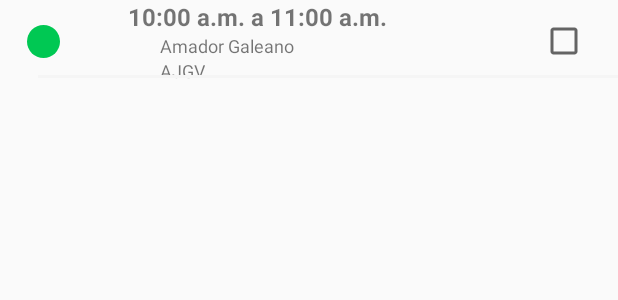
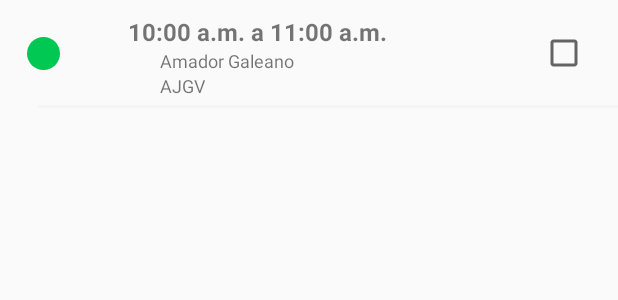
Before and after one commit to galeanov/tucanchape, an Android app: the layout item_horario_reserva.xml on its own in the app's theme, with its tools: preview values and no code run, on a phone screen of 412 x 824 dp. Shown: the top 300 px of the screen. Run offline under Robolectric (Android 15) with nearby library versions, the phone set to English and light mode, and no system bars.

Commit message:
casi listo

```diff
--- a/app/src/main/java/com/example/amador/tucanchape/adapter/CanchaReservaAdapter.java
+++ b/app/src/main/java/com/example/amador/tucanchape/adapter/CanchaReservaAdapter.java
@@ -41,8 +41,8 @@ public class CanchaReservaAdapter extends RecyclerView.Adapter<CanchaReservaAdap
         public ViewHolder(final View itemView) {
             super(itemView);
             canchaName = itemView.findViewById(R.id.cancha_name);
-            precioD = itemView.findViewById(R.id.cancha_precioD);
-            precioN = itemView.findViewById(R.id.cancha_precioN);
+            precioD = itemView.findViewById(R.id.canchaD);
+            precioN = itemView.findViewById(R.id.canchaN);
             canchaTipo = itemView.findViewById(R.id.cancha_tipo);
             itemView.setOnClickListener(new View.OnClickListener() {
                 @Override
--- a/app/src/main/java/com/example/amador/tucanchape/adapter/HorarioReservaAdapter.java
+++ b/app/src/main/java/com/example/amador/tucanchape/adapter/HorarioReservaAdapter.java
@@ -85,7 +85,6 @@ public class HorarioReservaAdapter extends RecyclerView.Adapter<HorarioReservaAd
         holder.sw_status.setChecked(false);
         holder.sw_status.setVisibility(visible?View.VISIBLE:View.GONE);
         holder.usuario_name.setVisibility(View.GONE);
-        holder.siglas_name.setVisibility(View.GONE);
 
         if(item.getReservas()!=null) {
             for (Reserva reserva : item.getReservas()) {
@@ -93,9 +92,7 @@ public class HorarioReservaAdapter extends RecyclerView.Adapter<HorarioReservaAd
                     holder.icon_status.setBackground(ctx.getDrawable(R.drawable.shape_disabled));
                     holder.sw_status.setChecked(true);
                     holder.usuario_name.setText(reserva.getReservado());
-                    holder.siglas_name.setText(reserva.getSiglas());
-                    holder.siglas_name.setVisibility(View.GONE);
-                    holder.usuario_name.setVisibility(visible? View.VISIBLE:View.GONE);
+                    holder.usuario_name.setVisibility(View.VISIBLE);
                 }
             }
         }
--- a/app/src/main/res/layout/item_cancha_reserva.xml
+++ b/app/src/main/res/layout/item_cancha_reserva.xml
@@ -63,7 +63,7 @@
                 android:textStyle="bold"
                 android:layout_marginLeft="17dp"/>
             <TextView
-                android:id="@+id/cancha_precioD"
+                android:id="@+id/canchaD"
                 android:layout_width="50dp"
                 android:layout_height="wrap_content"
                 android:text="S./20"
@@ -87,7 +87,7 @@
                 android:textStyle="bold"
                 android:layout_marginLeft="17dp"/>
             <TextView
-                android:id="@+id/cancha_precioN"
+                android:id="@+id/canchaN"
                 android:layout_width="50dp"
                 android:layout_height="wrap_content"
                 android:text="S./80"
--- a/app/src/main/res/layout/item_horario_reserva.xml
+++ b/app/src/main/res/layout/item_horario_reserva.xml
@@ -30,6 +30,7 @@
             <TextView
                 android:id="@+id/horario_name"
                 android:layout_width="wrap_content"
+                android:layout_marginTop="10dp"
                 android:layout_height="wrap_content"
                 android:text="10:00 a.m. a 11:00 a.m."
                 android:textSize="16dp"
@@ -68,7 +69,7 @@
             android:layout_width="match_parent"
             android:layout_height="2dp"
             android:layout_marginLeft="25dp"
-            android:layout_marginTop="50dp"
+            android:layout_marginTop="70dp"
             android:background="#f5f5f5" />
 
 
```
